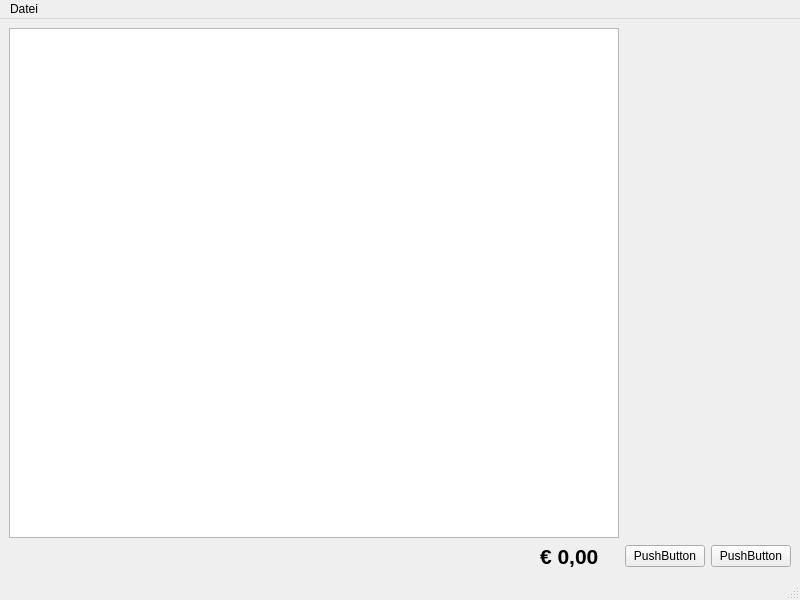
Above: mainwindow.ui from GrauerStar/EinfacheKassa before the change. Below: the same form after it.
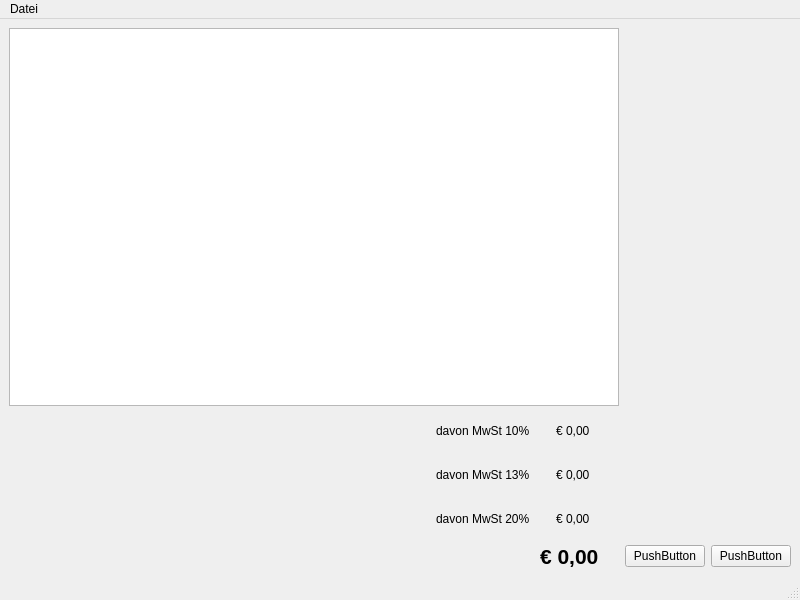
That is the form after the change.

Commit message:
MWST berechnung eingefügt
Die MWST wird jetzt berechnet und nur angezeigt wenn sie größer als 0 ist

Patch:
```diff
--- a/mainwindow.ui
+++ b/mainwindow.ui
@@ -22,30 +22,12 @@
       </item>
      </layout>
     </item>
-    <item row="2" column="3" colspan="2">
-     <layout class="QHBoxLayout" name="horizontalLayout">
-      <item>
-       <widget class="QPushButton" name="pushButton_2">
-        <property name="text">
-         <string>PushButton</string>
-        </property>
-       </widget>
-      </item>
-      <item>
-       <widget class="QPushButton" name="pushButton">
-        <property name="text">
-         <string>PushButton</string>
-        </property>
-       </widget>
-      </item>
-     </layout>
-    </item>
-    <item row="2" column="2">
+    <item row="6" column="2">
      <layout class="QHBoxLayout" name="horizontalLayout_2">
       <item>
        <spacer name="horizontalSpacer">
         <property name="orientation">
-         <enum>Qt::Horizontal</enum>
+         <enum>Qt::Orientation::Horizontal</enum>
         </property>
         <property name="sizeHint" stdset="0">
          <size>
@@ -65,10 +47,10 @@
       <item>
        <spacer name="horizontalSpacer_2">
         <property name="orientation">
-         <enum>Qt::Horizontal</enum>
+         <enum>Qt::Orientation::Horizontal</enum>
         </property>
         <property name="sizeType">
-         <enum>QSizePolicy::Fixed</enum>
+         <enum>QSizePolicy::Policy::Fixed</enum>
         </property>
         <property name="sizeHint" stdset="0">
          <size>
@@ -80,6 +62,235 @@
       </item>
      </layout>
     </item>
+    <item row="6" column="3" colspan="2">
+     <layout class="QHBoxLayout" name="horizontalLayout">
+      <item>
+       <widget class="QPushButton" name="pushButton_2">
+        <property name="text">
+         <string>PushButton</string>
+        </property>
+       </widget>
+      </item>
+      <item>
+       <widget class="QPushButton" name="pushButton">
+        <property name="text">
+         <string>PushButton</string>
+        </property>
+       </widget>
+      </item>
+     </layout>
+    </item>
+    <item row="2" column="2">
+     <layout class="QVBoxLayout" name="verticalLayoutMWST">
+      <item>
+       <widget class="QWidget" name="horizontalWidgetMwSt10" native="true">
+        <property name="maximumSize">
+         <size>
+          <width>16777215</width>
+          <height>50</height>
+         </size>
+        </property>
+        <layout class="QHBoxLayout" name="horizontalLayout_MwSt10">
+         <item>
+          <spacer name="horizontalSpacer_3">
+           <property name="orientation">
+            <enum>Qt::Orientation::Horizontal</enum>
+           </property>
+           <property name="sizeHint" stdset="0">
+            <size>
+             <width>40</width>
+             <height>20</height>
+            </size>
+           </property>
+          </spacer>
+         </item>
+         <item>
+          <widget class="QLabel" name="label_dvMwSt10">
+           <property name="text">
+            <string>davon MwSt 10%</string>
+           </property>
+          </widget>
+         </item>
+         <item>
+          <spacer name="horizontalSpacer_5">
+           <property name="orientation">
+            <enum>Qt::Orientation::Horizontal</enum>
+           </property>
+           <property name="sizeType">
+            <enum>QSizePolicy::Policy::Fixed</enum>
+           </property>
+           <property name="sizeHint" stdset="0">
+            <size>
+             <width>20</width>
+             <height>20</height>
+            </size>
+           </property>
+          </spacer>
+         </item>
+         <item>
+          <widget class="QLabel" name="label_PreisMwSt10">
+           <property name="text">
+            <string>&lt;html&gt;&lt;head/&gt;&lt;body&gt;&lt;p&gt;€ 0,00&lt;/p&gt;&lt;/body&gt;&lt;/html&gt;</string>
+           </property>
+          </widget>
+         </item>
+         <item>
+          <spacer name="horizontalSpacer_4">
+           <property name="orientation">
+            <enum>Qt::Orientation::Horizontal</enum>
+           </property>
+           <property name="sizeType">
+            <enum>QSizePolicy::Policy::Fixed</enum>
+           </property>
+           <property name="sizeHint" stdset="0">
+            <size>
+             <width>20</width>
+             <height>20</height>
+            </size>
+           </property>
+          </spacer>
+         </item>
+        </layout>
+       </widget>
+      </item>
+      <item>
+       <widget class="QWidget" name="horizontalWidgetMwSt13" native="true">
+        <property name="maximumSize">
+         <size>
+          <width>16777215</width>
+          <height>50</height>
+         </size>
+        </property>
+        <layout class="QHBoxLayout" name="horizontalLayout_MwSt13">
+         <item>
+          <spacer name="horizontalSpacer_11">
+           <property name="orientation">
+            <enum>Qt::Orientation::Horizontal</enum>
+           </property>
+           <property name="sizeHint" stdset="0">
+            <size>
+             <width>40</width>
+             <height>20</height>
+            </size>
+           </property>
+          </spacer>
+         </item>
+         <item>
+          <widget class="QLabel" name="label_dvMwSt13">
+           <property name="text">
+            <string>davon MwSt 13%</string>
+           </property>
+          </widget>
+         </item>
+         <item>
+          <spacer name="horizontalSpacer_9">
+           <property name="orientation">
+            <enum>Qt::Orientation::Horizontal</enum>
+           </property>
+           <property name="sizeType">
+            <enum>QSizePolicy::Policy::Fixed</enum>
+           </property>
+           <property name="sizeHint" stdset="0">
+            <size>
+             <width>20</width>
+             <height>20</height>
+            </size>
+           </property>
+          </spacer>
+         </item>
+         <item>
+          <widget class="QLabel" name="label_PreisMwSt13">
+           <property name="text">
+            <string>&lt;html&gt;&lt;head/&gt;&lt;body&gt;&lt;p&gt;€ 0,00&lt;/p&gt;&lt;/body&gt;&lt;/html&gt;</string>
+           </property>
+          </widget>
+         </item>
+         <item>
+          <spacer name="horizontalSpacer_6">
+           <property name="orientation">
+            <enum>Qt::Orientation::Horizontal</enum>
+           </property>
+           <property name="sizeType">
+            <enum>QSizePolicy::Policy::Fixed</enum>
+           </property>
+           <property name="sizeHint" stdset="0">
+            <size>
+             <width>20</width>
+             <height>20</height>
+            </size>
+           </property>
+          </spacer>
+         </item>
+        </layout>
+       </widget>
+      </item>
+      <item>
+       <widget class="QWidget" name="horizontalWidgetMwSt20" native="true">
+        <layout class="QHBoxLayout" name="horizontalLayout_MwSt20">
+         <item>
+          <spacer name="horizontalSpacer_12">
+           <property name="orientation">
+            <enum>Qt::Orientation::Horizontal</enum>
+           </property>
+           <property name="sizeHint" stdset="0">
+            <size>
+             <width>40</width>
+             <height>20</height>
+            </size>
+           </property>
+          </spacer>
+         </item>
+         <item>
+          <widget class="QLabel" name="label_dvMwSt20">
+           <property name="text">
+            <string>davon MwSt 20%</string>
+           </property>
+          </widget>
+         </item>
+         <item>
+          <spacer name="horizontalSpacer_10">
+           <property name="orientation">
+            <enum>Qt::Orientation::Horizontal</enum>
+           </property>
+           <property name="sizeType">
+            <enum>QSizePolicy::Policy::Fixed</enum>
+           </property>
+           <property name="sizeHint" stdset="0">
+            <size>
+             <width>20</width>
+             <height>20</height>
+            </size>
+           </property>
+          </spacer>
+         </item>
+         <item>
+          <widget class="QLabel" name="label_PreisMwSt20">
+           <property name="text">
+            <string>&lt;html&gt;&lt;head/&gt;&lt;body&gt;&lt;p&gt;€ 0,00&lt;/p&gt;&lt;/body&gt;&lt;/html&gt;</string>
+           </property>
+          </widget>
+         </item>
+         <item>
+          <spacer name="horizontalSpacer_8">
+           <property name="orientation">
+            <enum>Qt::Orientation::Horizontal</enum>
+           </property>
+           <property name="sizeType">
+            <enum>QSizePolicy::Policy::Fixed</enum>
+           </property>
+           <property name="sizeHint" stdset="0">
+            <size>
+             <width>20</width>
+             <height>20</height>
+            </size>
+           </property>
+          </spacer>
+         </item>
+        </layout>
+       </widget>
+      </item>
+     </layout>
+    </item>
    </layout>
   </widget>
   <widget class="QMenuBar" name="menubar">
@@ -102,7 +313,7 @@
   <widget class="QStatusBar" name="statusbar"/>
   <action name="actionProdukt_hinzuf_gen">
    <property name="text">
-    <string>Produkt hinzufügen</string>
+    <string>Produkt hinzufügen/bearbeiten</string>
    </property>
   </action>
  </widget>
```
The commit also changes 3 other files.
